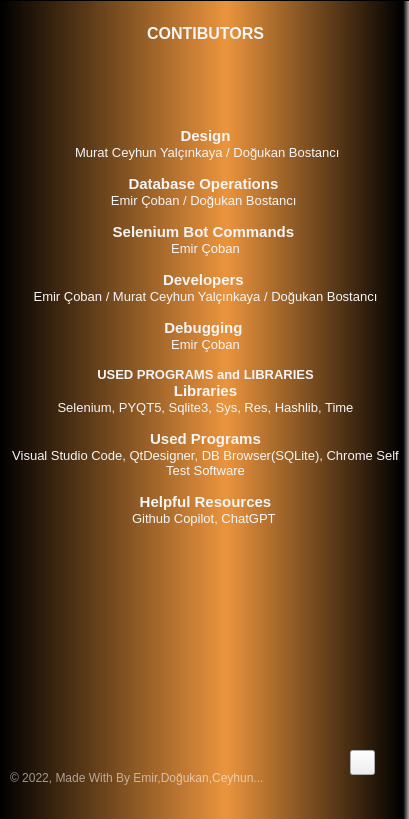
The window that Object Oriented Programming Project (OOPP)/Tasarim/info.ui (emircbn16/ObjectOrientedProgrammingProject) describes before a commit, drawn with Qt 5.
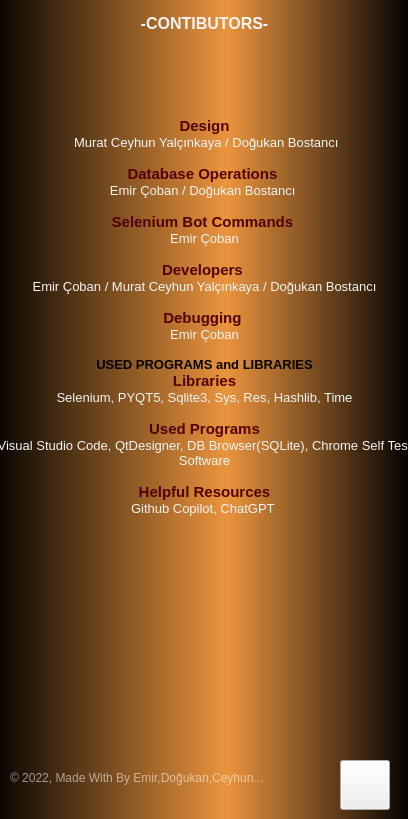
The same window after the commit. Icons and pictures are not drawn.

What changed in the file:
```diff
--- a/Object Oriented Programming Project (OOPP)/Tasarim/info.ui
+++ b/Object Oriented Programming Project (OOPP)/Tasarim/info.ui
@@ -6,7 +6,7 @@
    <rect>
     <x>0</x>
     <y>0</y>
-    <width>409</width>
+    <width>408</width>
     <height>819</height>
    </rect>
   </property>
@@ -59,39 +59,17 @@
 	color:rgba(115, 128, 142, 255);
 }</string>
    </property>
-   <widget class="QLabel" name="label">
-    <property name="geometry">
-     <rect>
-      <x>10</x>
-      <y>20</y>
-      <width>450</width>
-      <height>867</height>
-     </rect>
-    </property>
-    <property name="font">
-     <font>
-      <kerning>true</kerning>
-     </font>
-    </property>
-    <property name="styleSheet">
-     <string notr="true">border-image: url(:/images/Images/background.png);
-border-radius:20px;</string>
-    </property>
-    <property name="text">
-     <string/>
-    </property>
-   </widget>
    <widget class="QTextBrowser" name="textBrowser">
     <property name="geometry">
      <rect>
-      <x>30</x>
-      <y>30</y>
-      <width>411</width>
+      <x>19</x>
+      <y>20</y>
+      <width>431</width>
       <height>861</height>
      </rect>
     </property>
     <property name="styleSheet">
-     <string notr="true">background-color:qlineargradient(spread:pad, x1:0, y1:0, x2:1, y2:0, stop:0 rgba(255, 300, 102, 255), stop:0.55 rgba(235, 148, 61, 255), stop:0.98 rgba(0, 0, 0, 255), stop:1 rgba(0, 0, 0, 0));
+     <string notr="true">background-color:qlineargradient(spread:pad, x1:0, y1:0, x2:1, y2:0, stop:0 rgba(255, 300, 102, 255), stop:0.55 rgba(235, 148, 61, 255), stop:0.98 rgba(0, 0, 0, 255), stop:1 rgba(100, 0, 0, 100));
 color:whitesmoke;
 font: 75 9pt &quot;Arial&quot;;</string>
     </property>
@@ -101,35 +79,35 @@
 p, li { white-space: pre-wrap; }
 &lt;/style&gt;&lt;/head&gt;&lt;body style=&quot; font-family:'Arial'; font-size:9pt; font-weight:72; font-style:normal;&quot;&gt;
 &lt;p style=&quot; margin-top:0px; margin-bottom:0px; margin-left:0px; margin-right:0px; -qt-block-indent:0; text-indent:0px;&quot;&gt;&lt;span style=&quot; font-family:'MS Shell Dlg 2'; font-size:12pt; font-weight:600;&quot;&gt;	     &lt;/span&gt;&lt;/p&gt;
-&lt;p align=&quot;center&quot; style=&quot; margin-top:0px; margin-bottom:0px; margin-left:0px; margin-right:0px; -qt-block-indent:0; text-indent:0px;&quot;&gt;&lt;span style=&quot; font-family:'MS Shell Dlg 2'; font-size:12pt; font-weight:600;&quot;&gt;CONTIBUTORS&lt;/span&gt;&lt;/p&gt;
+&lt;p align=&quot;center&quot; style=&quot; margin-top:0px; margin-bottom:0px; margin-left:0px; margin-right:0px; -qt-block-indent:0; text-indent:0px;&quot;&gt;&lt;span style=&quot; font-family:'MS Shell Dlg 2'; font-size:12pt; font-weight:600;&quot;&gt;-CONTIBUTORS-&lt;/span&gt;&lt;/p&gt;
 &lt;p align=&quot;center&quot; style=&quot;-qt-paragraph-type:empty; margin-top:0px; margin-bottom:0px; margin-left:0px; margin-right:0px; -qt-block-indent:0; text-indent:0px; font-family:'MS Shell Dlg 2'; font-size:12pt; font-weight:600;&quot;&gt;&lt;br /&gt;&lt;/p&gt;
 &lt;p align=&quot;center&quot; style=&quot;-qt-paragraph-type:empty; margin-top:0px; margin-bottom:0px; margin-left:0px; margin-right:0px; -qt-block-indent:0; text-indent:0px; font-family:'MS Shell Dlg 2'; font-size:12pt; font-weight:600;&quot;&gt;&lt;br /&gt;&lt;/p&gt;
 &lt;p align=&quot;center&quot; style=&quot;-qt-paragraph-type:empty; margin-top:0px; margin-bottom:0px; margin-left:0px; margin-right:0px; -qt-block-indent:0; text-indent:0px;&quot;&gt;&lt;br /&gt;&lt;/p&gt;
 &lt;p align=&quot;center&quot; style=&quot;-qt-paragraph-type:empty; margin-top:0px; margin-bottom:0px; margin-left:0px; margin-right:0px; -qt-block-indent:0; text-indent:0px;&quot;&gt;&lt;br /&gt;&lt;/p&gt;
 &lt;p align=&quot;center&quot; style=&quot;-qt-paragraph-type:empty; margin-top:0px; margin-bottom:0px; margin-left:0px; margin-right:0px; -qt-block-indent:0; text-indent:0px; font-family:'MS Shell Dlg 2'; font-size:11pt; font-weight:600;&quot;&gt;&lt;br /&gt;&lt;/p&gt;
-&lt;p align=&quot;center&quot; style=&quot; margin-top:0px; margin-bottom:0px; margin-left:0px; margin-right:0px; -qt-block-indent:0; text-indent:0px;&quot;&gt;&lt;span style=&quot; font-family:'MS Shell Dlg 2'; font-size:11pt; font-weight:600;&quot;&gt;Design&lt;/span&gt;&lt;/p&gt;
+&lt;p align=&quot;center&quot; style=&quot; margin-top:0px; margin-bottom:0px; margin-left:0px; margin-right:0px; -qt-block-indent:0; text-indent:0px;&quot;&gt;&lt;span style=&quot; font-family:'MS Shell Dlg 2'; font-size:11pt; font-weight:600; color:#550000;&quot;&gt;Design&lt;/span&gt;&lt;/p&gt;
 &lt;p align=&quot;center&quot; style=&quot; margin-top:0px; margin-bottom:0px; margin-left:0px; margin-right:0px; -qt-block-indent:0; text-indent:0px;&quot;&gt;&lt;span style=&quot; font-family:'MS Shell Dlg 2'; font-size:10pt; font-weight:400;&quot;&gt; Murat Ceyhun Yalçınkaya / Doğukan Bostancı&lt;/span&gt;&lt;/p&gt;
 &lt;p align=&quot;center&quot; style=&quot; margin-top:0px; margin-bottom:0px; margin-left:0px; margin-right:0px; -qt-block-indent:0; text-indent:0px;&quot;&gt;&lt;span style=&quot; font-family:'MS Shell Dlg 2'; font-size:10pt; font-weight:400;&quot;&gt; &lt;/span&gt;&lt;/p&gt;
-&lt;p align=&quot;center&quot; style=&quot; margin-top:0px; margin-bottom:0px; margin-left:0px; margin-right:0px; -qt-block-indent:0; text-indent:0px;&quot;&gt;&lt;span style=&quot; font-family:'MS Shell Dlg 2'; font-size:11pt; font-weight:600;&quot;&gt;Database Operations&lt;/span&gt;&lt;span style=&quot; font-family:'MS Shell Dlg 2'; font-size:11pt; font-weight:400;&quot;&gt; &lt;/span&gt;&lt;/p&gt;
+&lt;p align=&quot;center&quot; style=&quot; margin-top:0px; margin-bottom:0px; margin-left:0px; margin-right:0px; -qt-block-indent:0; text-indent:0px;&quot;&gt;&lt;span style=&quot; font-family:'MS Shell Dlg 2'; font-size:11pt; font-weight:600; color:#550000;&quot;&gt;Database Operations&lt;/span&gt;&lt;span style=&quot; font-family:'MS Shell Dlg 2'; font-size:11pt; font-weight:400; color:#550000;&quot;&gt; &lt;/span&gt;&lt;/p&gt;
 &lt;p align=&quot;center&quot; style=&quot; margin-top:0px; margin-bottom:0px; margin-left:0px; margin-right:0px; -qt-block-indent:0; text-indent:0px;&quot;&gt;&lt;span style=&quot; font-family:'MS Shell Dlg 2'; font-size:10pt; font-weight:400;&quot;&gt;Emir Çoban / Doğukan Bostancı &lt;/span&gt;&lt;/p&gt;
 &lt;p align=&quot;center&quot; style=&quot;-qt-paragraph-type:empty; margin-top:0px; margin-bottom:0px; margin-left:0px; margin-right:0px; -qt-block-indent:0; text-indent:0px; font-family:'MS Shell Dlg 2'; font-size:10pt; font-weight:400;&quot;&gt;&lt;br /&gt;&lt;/p&gt;
-&lt;p align=&quot;center&quot; style=&quot; margin-top:0px; margin-bottom:0px; margin-left:0px; margin-right:0px; -qt-block-indent:0; text-indent:0px;&quot;&gt;&lt;span style=&quot; font-family:'MS Shell Dlg 2'; font-size:11pt; font-weight:600;&quot;&gt;Selenium Bot Commands&lt;/span&gt;&lt;span style=&quot; font-family:'MS Shell Dlg 2'; font-size:11pt; font-weight:400;&quot;&gt; &lt;/span&gt;&lt;/p&gt;
+&lt;p align=&quot;center&quot; style=&quot; margin-top:0px; margin-bottom:0px; margin-left:0px; margin-right:0px; -qt-block-indent:0; text-indent:0px;&quot;&gt;&lt;span style=&quot; font-family:'MS Shell Dlg 2'; font-size:11pt; font-weight:600; color:#550000;&quot;&gt;Selenium Bot Commands&lt;/span&gt;&lt;span style=&quot; font-family:'MS Shell Dlg 2'; font-size:11pt; font-weight:400; color:#550000;&quot;&gt; &lt;/span&gt;&lt;/p&gt;
 &lt;p align=&quot;center&quot; style=&quot; margin-top:0px; margin-bottom:0px; margin-left:0px; margin-right:0px; -qt-block-indent:0; text-indent:0px;&quot;&gt;&lt;span style=&quot; font-family:'MS Shell Dlg 2'; font-size:10pt; font-weight:400;&quot;&gt;Emir Çoban&lt;/span&gt;&lt;/p&gt;
 &lt;p align=&quot;center&quot; style=&quot;-qt-paragraph-type:empty; margin-top:0px; margin-bottom:0px; margin-left:0px; margin-right:0px; -qt-block-indent:0; text-indent:0px; font-family:'MS Shell Dlg 2'; font-size:10pt; font-weight:400;&quot;&gt;&lt;br /&gt;&lt;/p&gt;
-&lt;p align=&quot;center&quot; style=&quot; margin-top:0px; margin-bottom:0px; margin-left:0px; margin-right:0px; -qt-block-indent:0; text-indent:0px;&quot;&gt;&lt;span style=&quot; font-family:'MS Shell Dlg 2'; font-size:11pt; font-weight:600;&quot;&gt;Developers&lt;/span&gt;&lt;span style=&quot; font-family:'MS Shell Dlg 2'; font-size:11pt; font-weight:400;&quot;&gt; &lt;/span&gt;&lt;/p&gt;
+&lt;p align=&quot;center&quot; style=&quot; margin-top:0px; margin-bottom:0px; margin-left:0px; margin-right:0px; -qt-block-indent:0; text-indent:0px;&quot;&gt;&lt;span style=&quot; font-family:'MS Shell Dlg 2'; font-size:11pt; font-weight:600; color:#550000;&quot;&gt;Developers&lt;/span&gt;&lt;span style=&quot; font-family:'MS Shell Dlg 2'; font-size:11pt; font-weight:400; color:#550000;&quot;&gt; &lt;/span&gt;&lt;/p&gt;
 &lt;p align=&quot;center&quot; style=&quot; margin-top:0px; margin-bottom:0px; margin-left:0px; margin-right:0px; -qt-block-indent:0; text-indent:0px;&quot;&gt;&lt;span style=&quot; font-family:'MS Shell Dlg 2'; font-size:10pt; font-weight:400;&quot;&gt;Emir Çoban / Murat Ceyhun Yalçınkaya / Doğukan Bostancı&lt;/span&gt;&lt;/p&gt;
 &lt;p align=&quot;center&quot; style=&quot;-qt-paragraph-type:empty; margin-top:0px; margin-bottom:0px; margin-left:0px; margin-right:0px; -qt-block-indent:0; text-indent:0px; font-family:'MS Shell Dlg 2'; font-size:10pt; font-weight:400;&quot;&gt;&lt;br /&gt;&lt;/p&gt;
-&lt;p align=&quot;center&quot; style=&quot; margin-top:0px; margin-bottom:0px; margin-left:0px; margin-right:0px; -qt-block-indent:0; text-indent:0px;&quot;&gt;&lt;span style=&quot; font-family:'MS Shell Dlg 2'; font-size:11pt; font-weight:600;&quot;&gt;Debugging&lt;/span&gt;&lt;span style=&quot; font-family:'MS Shell Dlg 2'; font-size:11pt; font-weight:400;&quot;&gt; &lt;/span&gt;&lt;/p&gt;
+&lt;p align=&quot;center&quot; style=&quot; margin-top:0px; margin-bottom:0px; margin-left:0px; margin-right:0px; -qt-block-indent:0; text-indent:0px;&quot;&gt;&lt;span style=&quot; font-family:'MS Shell Dlg 2'; font-size:11pt; font-weight:600; color:#550000;&quot;&gt;Debugging&lt;/span&gt;&lt;span style=&quot; font-family:'MS Shell Dlg 2'; font-size:11pt; font-weight:400; color:#550000;&quot;&gt; &lt;/span&gt;&lt;/p&gt;
 &lt;p align=&quot;center&quot; style=&quot; margin-top:0px; margin-bottom:0px; margin-left:0px; margin-right:0px; -qt-block-indent:0; text-indent:0px;&quot;&gt;&lt;span style=&quot; font-family:'MS Shell Dlg 2'; font-size:10pt; font-weight:400;&quot;&gt;Emir Çoban&lt;/span&gt;&lt;/p&gt;
 &lt;p align=&quot;center&quot; style=&quot;-qt-paragraph-type:empty; margin-top:0px; margin-bottom:0px; margin-left:0px; margin-right:0px; -qt-block-indent:0; text-indent:0px; font-family:'MS Shell Dlg 2'; font-size:10pt; font-weight:400;&quot;&gt;&lt;br /&gt;&lt;/p&gt;
-&lt;p align=&quot;center&quot; style=&quot; margin-top:0px; margin-bottom:0px; margin-left:0px; margin-right:0px; -qt-block-indent:0; text-indent:0px;&quot;&gt;&lt;span style=&quot; font-family:'MS Shell Dlg 2'; font-size:10pt; font-weight:600;&quot;&gt;USED PROGRAMS and LIBRARIES&lt;/span&gt;&lt;/p&gt;
-&lt;p align=&quot;center&quot; style=&quot; margin-top:0px; margin-bottom:0px; margin-left:0px; margin-right:0px; -qt-block-indent:0; text-indent:0px;&quot;&gt;&lt;span style=&quot; font-family:'MS Shell Dlg 2'; font-size:11pt; font-weight:600;&quot;&gt;Libraries&lt;/span&gt;&lt;/p&gt;
+&lt;p align=&quot;center&quot; style=&quot; margin-top:0px; margin-bottom:0px; margin-left:0px; margin-right:0px; -qt-block-indent:0; text-indent:0px;&quot;&gt;&lt;span style=&quot; font-family:'MS Shell Dlg 2'; font-size:10pt; font-weight:600; color:#040000;&quot;&gt;USED PROGRAMS and LIBRARIES&lt;/span&gt;&lt;/p&gt;
+&lt;p align=&quot;center&quot; style=&quot; margin-top:0px; margin-bottom:0px; margin-left:0px; margin-right:0px; -qt-block-indent:0; text-indent:0px;&quot;&gt;&lt;span style=&quot; font-family:'MS Shell Dlg 2'; font-size:11pt; font-weight:600; color:#550000;&quot;&gt;Libraries&lt;/span&gt;&lt;/p&gt;
 &lt;p align=&quot;center&quot; style=&quot; margin-top:0px; margin-bottom:0px; margin-left:0px; margin-right:0px; -qt-block-indent:0; text-indent:0px;&quot;&gt;&lt;span style=&quot; font-family:'MS Shell Dlg 2'; font-size:10pt; font-weight:400;&quot;&gt;Selenium, PYQT5, Sqlite3, Sys, Res, Hashlib, Time&lt;/span&gt;&lt;/p&gt;
 &lt;p align=&quot;center&quot; style=&quot;-qt-paragraph-type:empty; margin-top:0px; margin-bottom:0px; margin-left:0px; margin-right:0px; -qt-block-indent:0; text-indent:0px; font-family:'MS Shell Dlg 2'; font-size:10pt; font-weight:400;&quot;&gt;&lt;br /&gt;&lt;/p&gt;
-&lt;p align=&quot;center&quot; style=&quot; margin-top:0px; margin-bottom:0px; margin-left:0px; margin-right:0px; -qt-block-indent:0; text-indent:0px;&quot;&gt;&lt;span style=&quot; font-family:'MS Shell Dlg 2'; font-size:11pt; font-weight:600;&quot;&gt;Used Programs&lt;/span&gt;&lt;/p&gt;
+&lt;p align=&quot;center&quot; style=&quot; margin-top:0px; margin-bottom:0px; margin-left:0px; margin-right:0px; -qt-block-indent:0; text-indent:0px;&quot;&gt;&lt;span style=&quot; font-family:'MS Shell Dlg 2'; font-size:11pt; font-weight:600; color:#550000;&quot;&gt;Used Programs&lt;/span&gt;&lt;/p&gt;
 &lt;p align=&quot;center&quot; style=&quot; margin-top:0px; margin-bottom:0px; margin-left:0px; margin-right:0px; -qt-block-indent:0; text-indent:0px;&quot;&gt;&lt;span style=&quot; font-family:'MS Shell Dlg 2'; font-size:10pt; font-weight:400;&quot;&gt;Visual Studio Code, QtDesigner, DB Browser(SQLite), Chrome Self Test Software&lt;/span&gt;&lt;/p&gt;
 &lt;p align=&quot;center&quot; style=&quot;-qt-paragraph-type:empty; margin-top:0px; margin-bottom:0px; margin-left:0px; margin-right:0px; -qt-block-indent:0; text-indent:0px; font-family:'MS Shell Dlg 2'; font-size:10pt; font-weight:400;&quot;&gt;&lt;br /&gt;&lt;/p&gt;
-&lt;p align=&quot;center&quot; style=&quot; margin-top:0px; margin-bottom:0px; margin-left:0px; margin-right:0px; -qt-block-indent:0; text-indent:0px;&quot;&gt;&lt;span style=&quot; font-family:'MS Shell Dlg 2'; font-size:11pt; font-weight:600;&quot;&gt;Helpful Resources&lt;/span&gt;&lt;/p&gt;
+&lt;p align=&quot;center&quot; style=&quot; margin-top:0px; margin-bottom:0px; margin-left:0px; margin-right:0px; -qt-block-indent:0; text-indent:0px;&quot;&gt;&lt;span style=&quot; font-family:'MS Shell Dlg 2'; font-size:11pt; font-weight:600; color:#550000;&quot;&gt;Helpful Resources&lt;/span&gt;&lt;/p&gt;
 &lt;p align=&quot;center&quot; style=&quot; margin-top:0px; margin-bottom:0px; margin-left:0px; margin-right:0px; -qt-block-indent:0; text-indent:0px;&quot;&gt;&lt;span style=&quot; font-family:'MS Shell Dlg 2'; font-size:10pt;&quot;&gt;Github Copilot, ChatGPT &lt;/span&gt;&lt;/p&gt;
 &lt;p align=&quot;center&quot; style=&quot;-qt-paragraph-type:empty; margin-top:0px; margin-bottom:0px; margin-left:0px; margin-right:0px; -qt-block-indent:0; text-indent:0px; font-family:'MS Shell Dlg 2'; font-size:10pt;&quot;&gt;&lt;br /&gt;&lt;/p&gt;
 &lt;p align=&quot;center&quot; style=&quot;-qt-paragraph-type:empty; margin-top:0px; margin-bottom:0px; margin-left:0px; margin-right:0px; -qt-block-indent:0; text-indent:0px; font-family:'MS Shell Dlg 2'; font-size:11pt; font-weight:600;&quot;&gt;&lt;br /&gt;&lt;/p&gt;
@@ -160,10 +138,10 @@
    <widget class="QPushButton" name="btn_geri">
     <property name="geometry">
      <rect>
-      <x>380</x>
-      <y>780</y>
-      <width>25</width>
-      <height>25</height>
+      <x>370</x>
+      <y>790</y>
+      <width>50</width>
+      <height>50</height>
      </rect>
     </property>
     <property name="font">
@@ -175,8 +153,7 @@
      </font>
     </property>
     <property name="styleSheet">
-     <string notr="true">color:rgb(0,0,0)
-</string>
+     <string notr="true">border-image:url(:/images/Images/Icon/geri.png)</string>
     </property>
     <property name="text">
      <string/>
```
Left out of the diff: 7 changed lines with no effect on the pictures.
